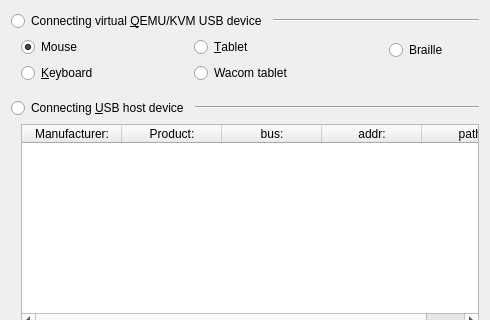
The window that src/Add_USB_Port_Window.ui (tobimensch/aqemu) describes before a commit, drawn with Qt 5; both pictures show x 0 to 490 and y 0 to 320 of the 490 by 496 pixel window.
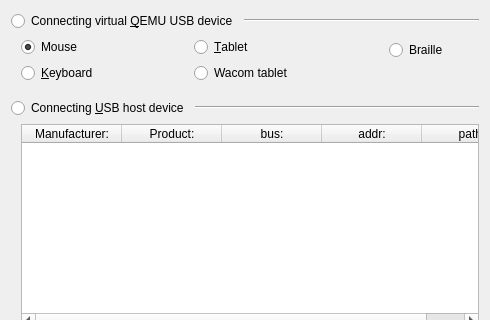
The same window after the commit. Icons and pictures are not drawn.

Diff of the .ui file:
```diff
--- a/src/Add_USB_Port_Window.ui
+++ b/src/Add_USB_Port_Window.ui
@@ -29,7 +29,7 @@
         </sizepolicy>
        </property>
        <property name="text">
-        <string>Connecting virtual &amp;QEMU/KVM USB device</string>
+        <string>Connecting virtual &amp;QEMU USB device</string>
        </property>
        <property name="checkable">
         <bool>false</bool>
```
Left out of the diff: 10 changed lines with no effect on the pictures.
